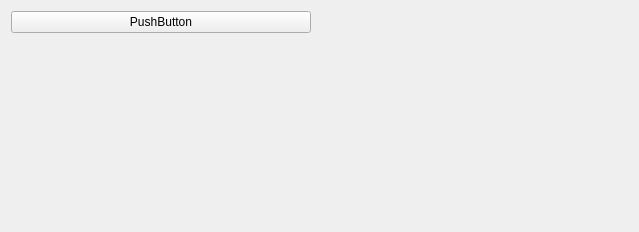
Old version of the form qt_ui/ClassificationCategory.ui in the repository FilmColors/VIAN.
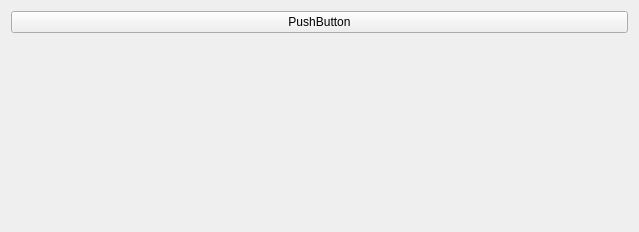
New version of the form.

The edit to the form file:
```diff
--- a/qt_ui/ClassificationCategory.ui
+++ b/qt_ui/ClassificationCategory.ui
@@ -29,25 +29,12 @@
        </property>
       </widget>
      </item>
-     <item>
-      <spacer name="horizontalSpacer">
-       <property name="orientation">
-        <enum>Qt::Horizontal</enum>
-       </property>
-       <property name="sizeHint" stdset="0">
-        <size>
-         <width>40</width>
-         <height>1</height>
-        </size>
-       </property>
-      </spacer>
-     </item>
     </layout>
    </item>
    <item>
     <widget class="QWidget" name="widgetContent" native="true">
      <property name="sizePolicy">
-      <sizepolicy hsizetype="Expanding" vsizetype="Expanding">
+      <sizepolicy hsizetype="Maximum" vsizetype="Expanding">
        <horstretch>0</horstretch>
        <verstretch>0</verstretch>
       </sizepolicy>
```
